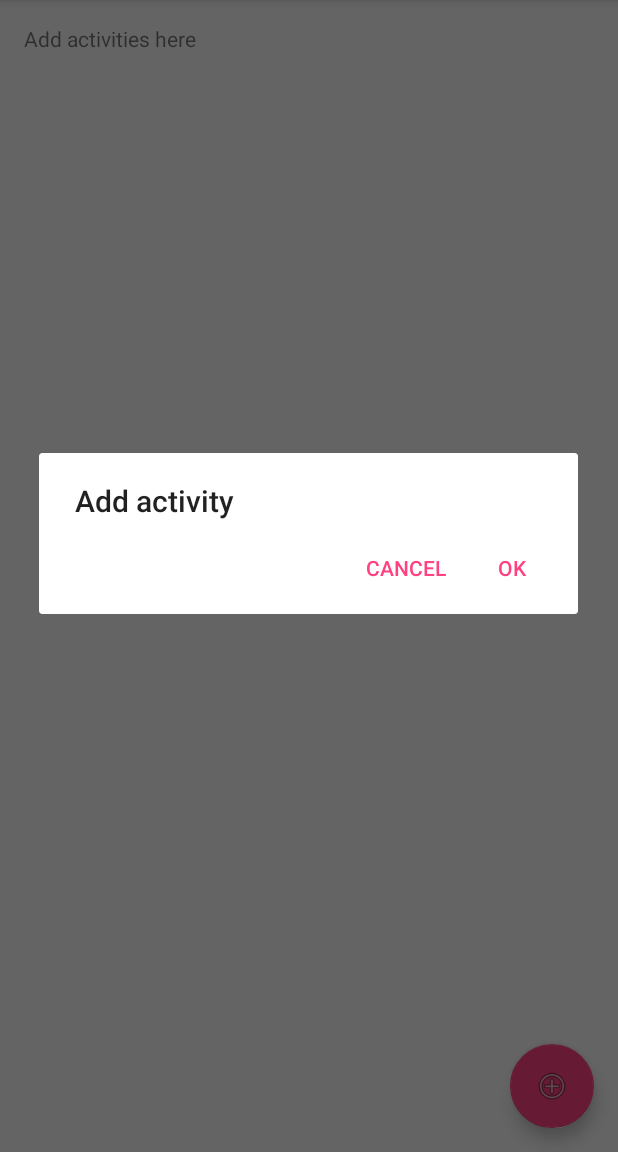
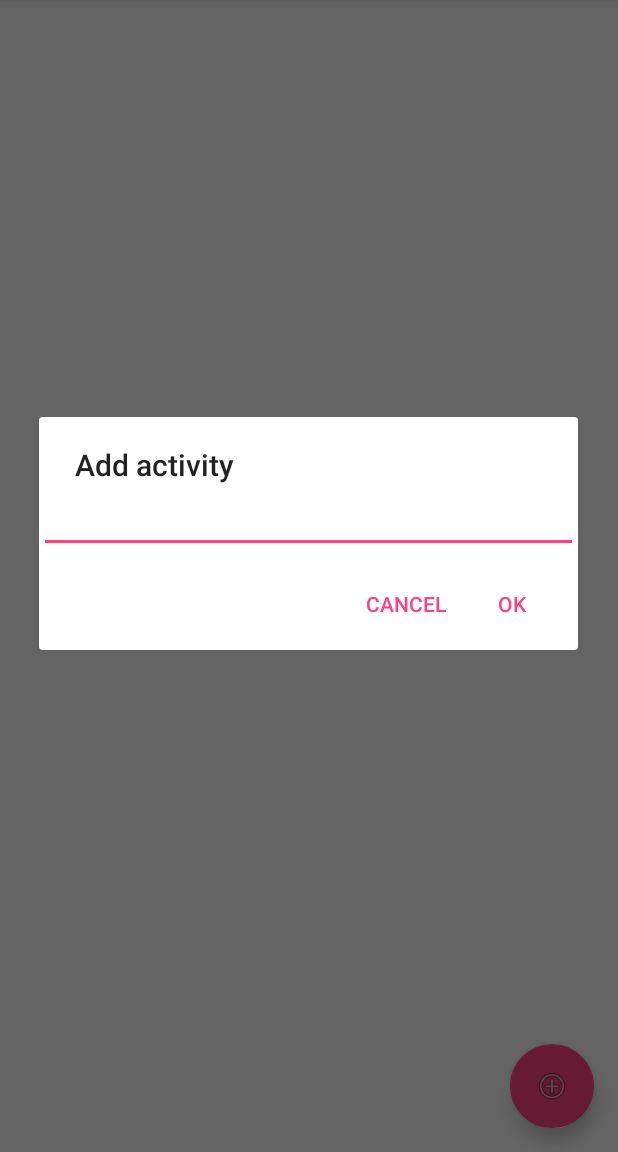
Before and after one commit to tuomas22/timetrack, an Android app: the screen it shows after launch (MainActivity), after a tap on an icon or button, on a phone screen of 412 x 824 dp, the part 84-1236 px from its top. Run offline under Robolectric (Android 15) with nearby library versions, the phone set to English and light mode, and no system bars; 4 statements that could not run were skipped.

Commit message:
Added basic entry functionality

```diff
--- a/time3/app/src/main/java/com/example/tuomas/time3/MainActivity.java
+++ b/time3/app/src/main/java/com/example/tuomas/time3/MainActivity.java
@@ -12,15 +12,22 @@ import android.support.v4.widget.DrawerLayout;
 import android.support.v7.app.ActionBarDrawerToggle;
 import android.support.v7.app.AppCompatActivity;
 import android.support.v7.widget.Toolbar;
+import android.text.InputType;
 import android.view.Menu;
 import android.view.MenuItem;
 import android.view.View;
+import android.widget.ArrayAdapter;
 import android.widget.EditText;
+import android.widget.HeaderViewListAdapter;
+import android.widget.ListAdapter;
+import android.widget.ListView;
 
 
 import com.google.android.gms.appindexing.Action;
 import com.google.android.gms.appindexing.AppIndex;
 import com.google.android.gms.common.api.GoogleApiClient;
+
+import java.util.ArrayList;
 
 public class MainActivity extends AppCompatActivity
         implements NavigationView.OnNavigationItemSelectedListener {
@@ -28,10 +35,27 @@ public class MainActivity extends AppCompatActivity
 
     private GoogleApiClient client;
 
+    ArrayList<String> listItems = new ArrayList<String>();
+
+    ArrayAdapter<String> adapter;
+
+    int clickCounter=0;
+    private ListView mListView;
+
     @Override
     protected void onCreate(Bundle savedInstanceState) {
         super.onCreate(savedInstanceState);
         setContentView(R.layout.activity_main);
+
+        if (mListView == null) {
+            mListView = (ListView) findViewById(R.id.listDemo);
+        }
+
+        adapter=new ArrayAdapter<String>(this,
+                android.R.layout.simple_list_item_1,
+                listItems);
+        setListAdapter(adapter);
+
         Toolbar toolbar = (Toolbar) findViewById(R.id.toolbar);
         setSupportActionBar(toolbar);
 
@@ -39,21 +63,30 @@ public class MainActivity extends AppCompatActivity
         fab.setOnClickListener(new View.OnClickListener() {
             @Override
             public void onClick(View view) {
-                new AlertDialog.Builder(MainActivity.this)
 
-                        .setTitle("Add activity")
-                        .setPositiveButton(android.R.string.ok, new DialogInterface.OnClickListener() {
-                            public void onClick(DialogInterface dialog, int which) {
-                                // add event
-                            }
-                        })
-                        .setNegativeButton(android.R.string.cancel, new DialogInterface.OnClickListener() {
-                            public void onClick(DialogInterface dialog, int which) {
-                                // do nothing
-                            }
-                        })
-                        //.setIcon(android.R.drawable.ic_dialog_alert)
-                        .show();
+                AlertDialog.Builder builder = new AlertDialog.Builder(MainActivity.this);
+                builder.setTitle("Add activity");
+
+                final EditText input = new EditText(MainActivity.this);
+                builder.setView(input);
+
+                builder.setPositiveButton("OK", new DialogInterface.OnClickListener() {
+                    @Override
+                    public void onClick(DialogInterface dialog, int which) {
+                        String mText = input.getText().toString();
+                        // TODO: add entry to main
+                        listItems.add(mText);
+                        adapter.notifyDataSetChanged();
+                    }
+                });
+                builder.setNegativeButton("Cancel", new DialogInterface.OnClickListener(){
+                    @Override
+                    public void onClick(DialogInterface dialog, int which) {
+                        dialog.cancel();
+                    }
+                });
+
+                builder.show();
 
             }
         });
@@ -69,6 +102,31 @@ public class MainActivity extends AppCompatActivity
         // ATTENTION: This was auto-generated to implement the App Indexing API.
         // See https://g.co/AppIndexing/AndroidStudio for more information.
         client = new GoogleApiClient.Builder(this).addApi(AppIndex.API).build();
+    }
+
+    public void addItems(View v) {
+        listItems.add("Clicked : "+clickCounter++);
+        adapter.notifyDataSetChanged();
+    }
+
+    protected ListView getListView() {
+        if (mListView == null) {
+            mListView = (ListView) findViewById(R.id.listDemo);
+        }
+        return mListView;
+    }
+
+    protected void setListAdapter(ListAdapter adapter) {
+        getListView().setAdapter(adapter);
+    }
+
+    protected ListAdapter getListAdapter() {
+        ListAdapter adapter = getListView().getAdapter();
+        if (adapter instanceof HeaderViewListAdapter) {
+            return ((HeaderViewListAdapter)adapter).getWrappedAdapter();
+        } else {
+            return adapter;
+        }
     }
 
     @Override
--- a/time3/app/src/main/res/layout/content_main.xml
+++ b/time3/app/src/main/res/layout/content_main.xml
@@ -15,5 +15,14 @@
     <TextView
         android:layout_width="wrap_content"
         android:layout_height="wrap_content"
-        android:text="Add activities here" />
+         />
+
+    <ListView
+        android:id="@+id/listDemo"
+        android:layout_width="fill_parent"
+        android:layout_height="fill_parent"
+        android:drawSelectorOnTop="false"
+        />
+
+
 </RelativeLayout>
```
Also changed, not shown: time3/app/src/main/res/layout/activity_dialog.xml (deleted, +0 -58 lines).
